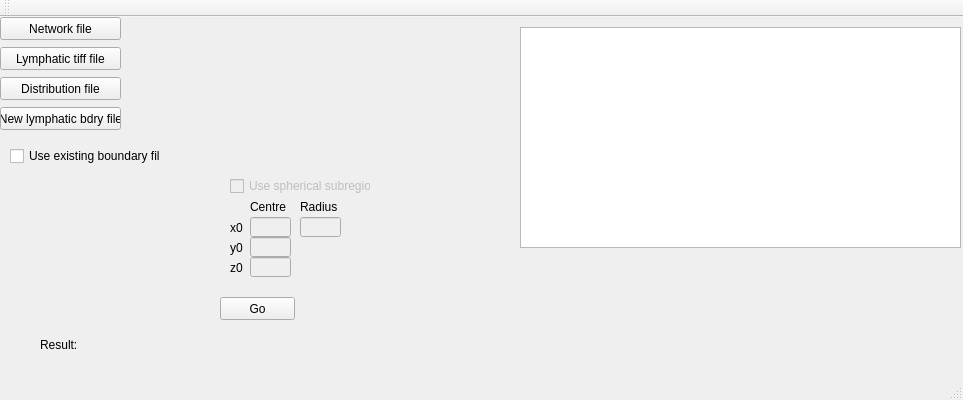
First picture: the form in Qt/L_Distancer/mainwindow.ui, repository gibbogle/vessel-tools, before the edit.
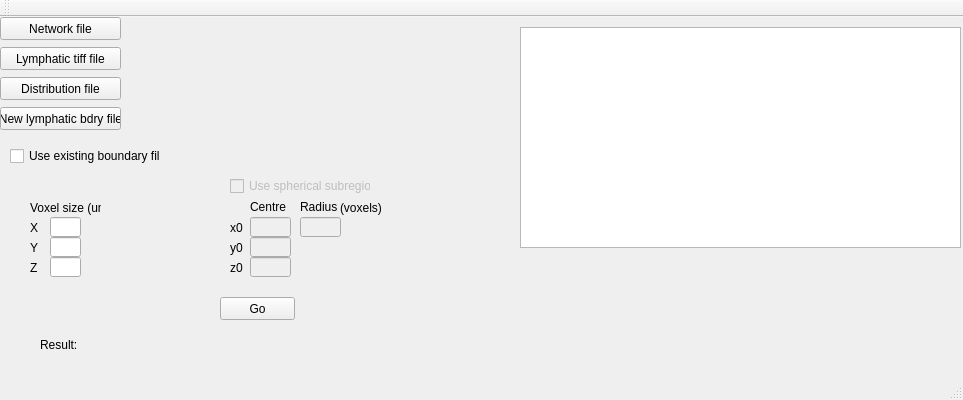
Second picture: the form after the edit.

```diff
--- a/Qt/L_Distancer/mainwindow.ui
+++ b/Qt/L_Distancer/mainwindow.ui
@@ -313,6 +313,101 @@
      <string/>
     </property>
    </widget>
+   <widget class="QLabel" name="label_unitssphere">
+    <property name="geometry">
+     <rect>
+      <x>340</x>
+      <y>180</y>
+      <width>41</width>
+      <height>21</height>
+     </rect>
+    </property>
+    <property name="text">
+     <string>(voxels)</string>
+    </property>
+   </widget>
+   <widget class="QLabel" name="label_voxel">
+    <property name="geometry">
+     <rect>
+      <x>30</x>
+      <y>180</y>
+      <width>71</width>
+      <height>21</height>
+     </rect>
+    </property>
+    <property name="text">
+     <string>Voxel size (um)</string>
+    </property>
+   </widget>
+   <widget class="QLineEdit" name="lineEditVoxel_x">
+    <property name="geometry">
+     <rect>
+      <x>50</x>
+      <y>200</y>
+      <width>31</width>
+      <height>20</height>
+     </rect>
+    </property>
+   </widget>
+   <widget class="QLineEdit" name="lineEditVoxel_y">
+    <property name="geometry">
+     <rect>
+      <x>50</x>
+      <y>220</y>
+      <width>31</width>
+      <height>20</height>
+     </rect>
+    </property>
+   </widget>
+   <widget class="QLineEdit" name="lineEditVoxel_z">
+    <property name="geometry">
+     <rect>
+      <x>50</x>
+      <y>240</y>
+      <width>31</width>
+      <height>20</height>
+     </rect>
+    </property>
+   </widget>
+   <widget class="QLabel" name="label_x">
+    <property name="geometry">
+     <rect>
+      <x>30</x>
+      <y>200</y>
+      <width>16</width>
+      <height>21</height>
+     </rect>
+    </property>
+    <property name="text">
+     <string>X</string>
+    </property>
+   </widget>
+   <widget class="QLabel" name="label_y">
+    <property name="geometry">
+     <rect>
+      <x>30</x>
+      <y>220</y>
+      <width>16</width>
+      <height>21</height>
+     </rect>
+    </property>
+    <property name="text">
+     <string>Y</string>
+    </property>
+   </widget>
+   <widget class="QLabel" name="label_z">
+    <property name="geometry">
+     <rect>
+      <x>30</x>
+      <y>240</y>
+      <width>16</width>
+      <height>21</height>
+     </rect>
+    </property>
+    <property name="text">
+     <string>Z</string>
+    </property>
+   </widget>
   </widget>
   <widget class="QMenuBar" name="menuBar">
    <property name="geometry">
```
